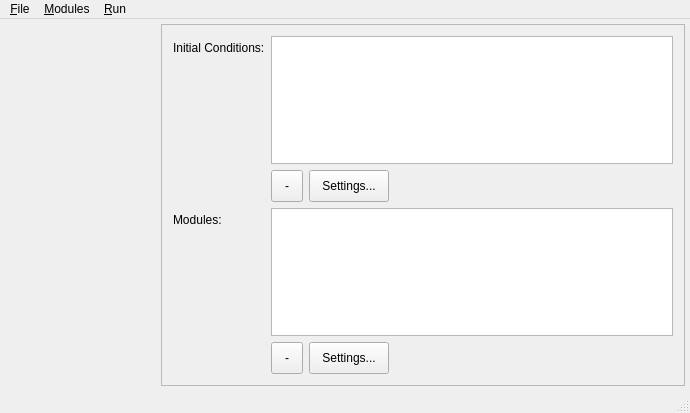
First picture: the form in Code/exp_design/ui_experimentmanager.ui, repository economou/gpunit, before the edit.
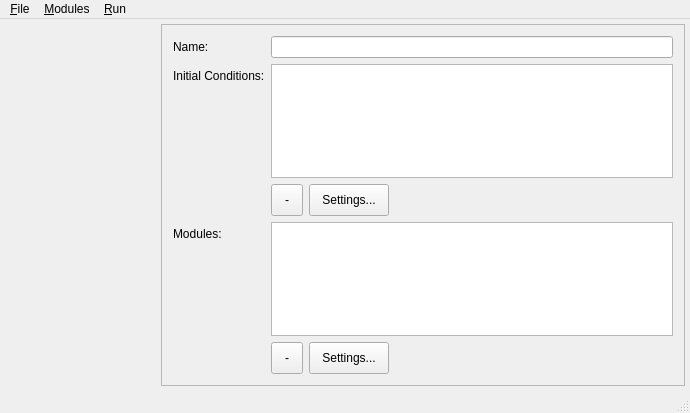
Second picture: the form after the edit. Custom widgets are drawn as their Qt base class.

Commit message: Added name field.

```diff
--- a/Code/exp_design/ui_experimentmanager.ui
+++ b/Code/exp_design/ui_experimentmanager.ui
@@ -70,27 +70,27 @@
        <enum>QFrame::Raised</enum>
       </property>
       <layout class="QFormLayout" name="formLayout">
-       <item row="0" column="1">
+       <item row="1" column="1">
         <widget class="QListWidget" name="initCondList"/>
        </item>
-       <item row="0" column="0">
+       <item row="1" column="0">
         <widget class="QLabel" name="initCondLabel">
          <property name="text">
           <string>Initial Conditions:</string>
          </property>
         </widget>
        </item>
-       <item row="3" column="1">
+       <item row="4" column="1">
         <widget class="QListWidget" name="moduleList"/>
        </item>
-       <item row="3" column="0">
+       <item row="4" column="0">
         <widget class="QLabel" name="moduleLabel">
          <property name="text">
           <string>Modules:</string>
          </property>
         </widget>
        </item>
-       <item row="1" column="1">
+       <item row="2" column="1">
         <layout class="QHBoxLayout" name="horizontalLayout">
          <item>
           <widget class="QToolButton" name="removeInitButton">
@@ -139,7 +139,7 @@
          </item>
         </layout>
        </item>
-       <item row="4" column="1">
+       <item row="5" column="1">
         <layout class="QHBoxLayout" name="horizontalLayout_2">
          <item>
           <widget class="QToolButton" name="removeModuleButton">
@@ -188,6 +188,16 @@
          </item>
         </layout>
        </item>
+       <item row="0" column="0">
+        <widget class="QLabel" name="nameLabel">
+         <property name="text">
+          <string>Name:</string>
+         </property>
+        </widget>
+       </item>
+       <item row="0" column="1">
+        <widget class="QLineEdit" name="nameText"/>
+       </item>
       </layout>
      </widget>
     </item>
```
Left out of the diff: 17 changed lines with no effect on the pictures.
